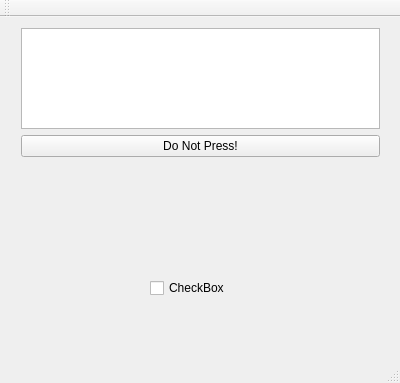
Ajiperuyellow/pomodoro, file pomodorowidget.ui: the form before one commit.
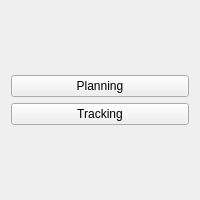
The form after the commit.

The edit to the form file:
```diff
--- a/pomodorowidget.ui
+++ b/pomodorowidget.ui
@@ -1,31 +1,27 @@
 <?xml version="1.0" encoding="UTF-8"?>
 <ui version="4.0">
  <class>PomodoroWidget</class>
- <widget class="QMainWindow" name="PomodoroWidget">
+ <widget class="QWidget" name="PomodoroWidget">
   <property name="geometry">
    <rect>
     <x>0</x>
     <y>0</y>
-    <width>400</width>
-    <height>383</height>
+    <width>200</width>
+    <height>200</height>
    </rect>
   </property>
   <property name="windowTitle">
    <string>PomodoroWidget</string>
   </property>
-  <widget class="QWidget" name="centralWidget">
-   <widget class="QWidget" name="layoutWidget">
-    <property name="geometry">
-     <rect>
-      <x>10</x>
-      <y>0</y>
-      <width>381</width>
-      <height>151</height>
-     </rect>
-    </property>
+  <layout class="QVBoxLayout" name="verticalLayout_2">
+   <item>
     <layout class="QVBoxLayout" name="verticalLayout">
      <item>
-      <widget class="QTextEdit" name="textEdit"/>
+      <widget class="QPushButton" name="planning_button">
+       <property name="text">
+        <string>Planning</string>
+       </property>
+      </widget>
      </item>
      <item>
       <widget class="QPushButton" name="killSwitch">
@@ -33,47 +29,14 @@
         <enum>Qt::StrongFocus</enum>
        </property>
        <property name="text">
-        <string>Do Not Press!</string>
+        <string>Tracking</string>
        </property>
       </widget>
      </item>
     </layout>
-   </widget>
-   <widget class="QCheckBox" name="checkBox">
-    <property name="geometry">
-     <rect>
-      <x>150</x>
-      <y>260</y>
-      <width>97</width>
-      <height>22</height>
-     </rect>
-    </property>
-    <property name="text">
-     <string>CheckBox</string>
-    </property>
-   </widget>
-  </widget>
-  <widget class="QMenuBar" name="menuBar">
-   <property name="geometry">
-    <rect>
-     <x>0</x>
-     <y>0</y>
-     <width>400</width>
-     <height>25</height>
-    </rect>
-   </property>
-  </widget>
-  <widget class="QToolBar" name="mainToolBar">
-   <attribute name="toolBarArea">
-    <enum>TopToolBarArea</enum>
-   </attribute>
-   <attribute name="toolBarBreak">
-    <bool>false</bool>
-   </attribute>
-  </widget>
-  <widget class="QStatusBar" name="statusBar"/>
+   </item>
+  </layout>
  </widget>
- <layoutdefault spacing="6" margin="11"/>
  <resources/>
  <connections/>
 </ui>
```
Left out of the diff: 7 changed lines with no effect on the pictures.
